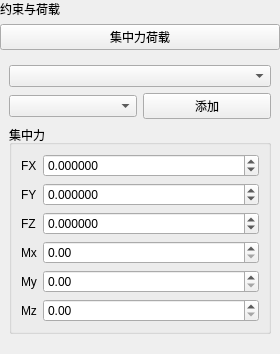
Old version of the form plugins/Base_PhysicalField/PointForcePage.ui in the repository asd977/base_cae.
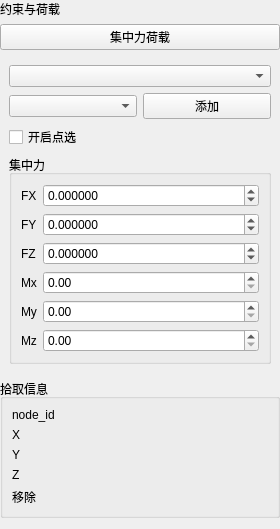
New version of the form. Custom widgets are drawn as their Qt base class.

Commit message: Add pick info panels and pick-enable checkbox for node-based physical pages

```diff
--- a/plugins/Base_PhysicalField/PointForcePage.ui
+++ b/plugins/Base_PhysicalField/PointForcePage.ui
@@ -69,6 +69,13 @@
      </item>
     </layout>
    </item>
+   <item>
+    <widget class="QCheckBox" name="pickEnableCheckBox">
+     <property name="text">
+      <string>开启点选</string>
+     </property>
+    </widget>
+   </item>
    <item>
     <widget class="QGroupBox" name="groupBoxForce">
      <property name="title">
@@ -177,6 +184,25 @@
     </widget>
    </item>
 
+   <item>
+    <widget class="QGroupBox" name="groupBoxPick">
+     <property name="title">
+      <string>拾取信息</string>
+     </property>
+     <layout class="QGridLayout" name="gridLayoutPick">
+      <item row="0" column="0"><widget class="QLabel" name="labelNodeId"><property name="text"><string>node_id</string></property></widget></item>
+      <item row="0" column="1"><widget class="QLabel" name="labelNodeIdValue"><property name="text"><string/></property></widget></item>
+      <item row="1" column="0"><widget class="QLabel" name="labelX"><property name="text"><string>X</string></property></widget></item>
+      <item row="1" column="1"><widget class="QLabel" name="labelXValue"><property name="text"><string/></property></widget></item>
+      <item row="2" column="0"><widget class="QLabel" name="labelY"><property name="text"><string>Y</string></property></widget></item>
+      <item row="2" column="1"><widget class="QLabel" name="labelYValue"><property name="text"><string/></property></widget></item>
+      <item row="3" column="0"><widget class="QLabel" name="labelZ"><property name="text"><string>Z</string></property></widget></item>
+      <item row="3" column="1"><widget class="QLabel" name="labelZValue"><property name="text"><string/></property></widget></item>
+      <item row="4" column="0"><widget class="QLabel" name="labelPrevOwner"><property name="text"><string>移除</string></property></widget></item>
+      <item row="4" column="1"><widget class="QLabel" name="labelPrevOwnerValue"><property name="text"><string/></property></widget></item>
+     </layout>
+    </widget>
+   </item>
    <item>
     <spacer name="verticalSpacer">
      <property name="orientation">
```
The commit also changes 11 other files.
